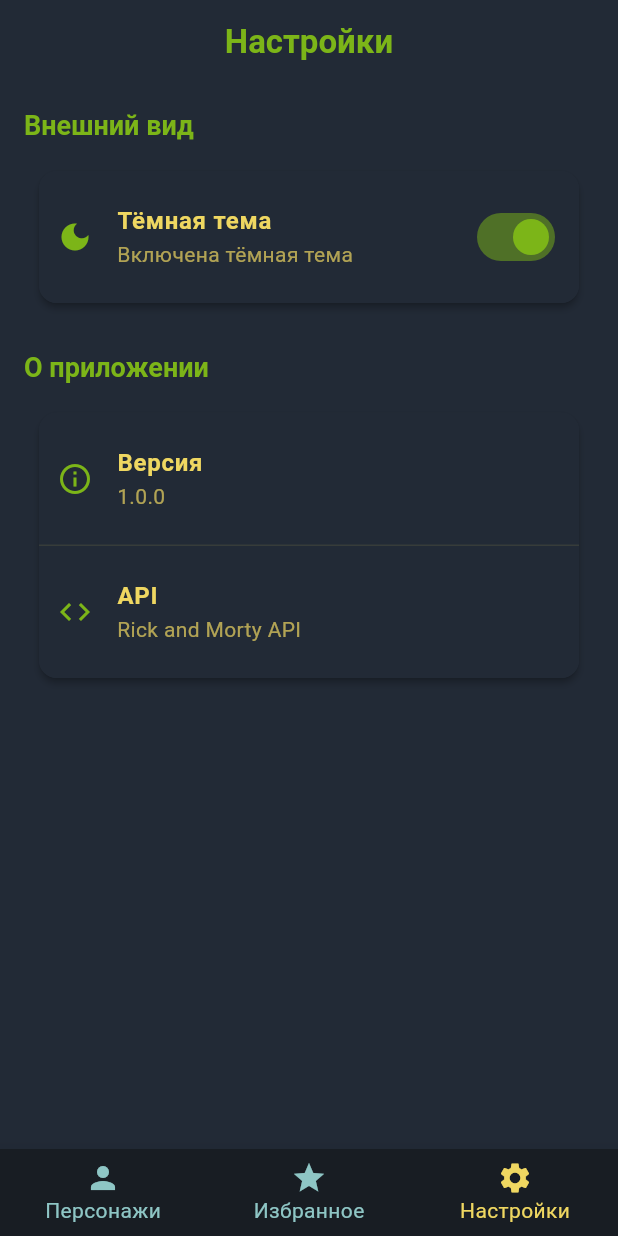
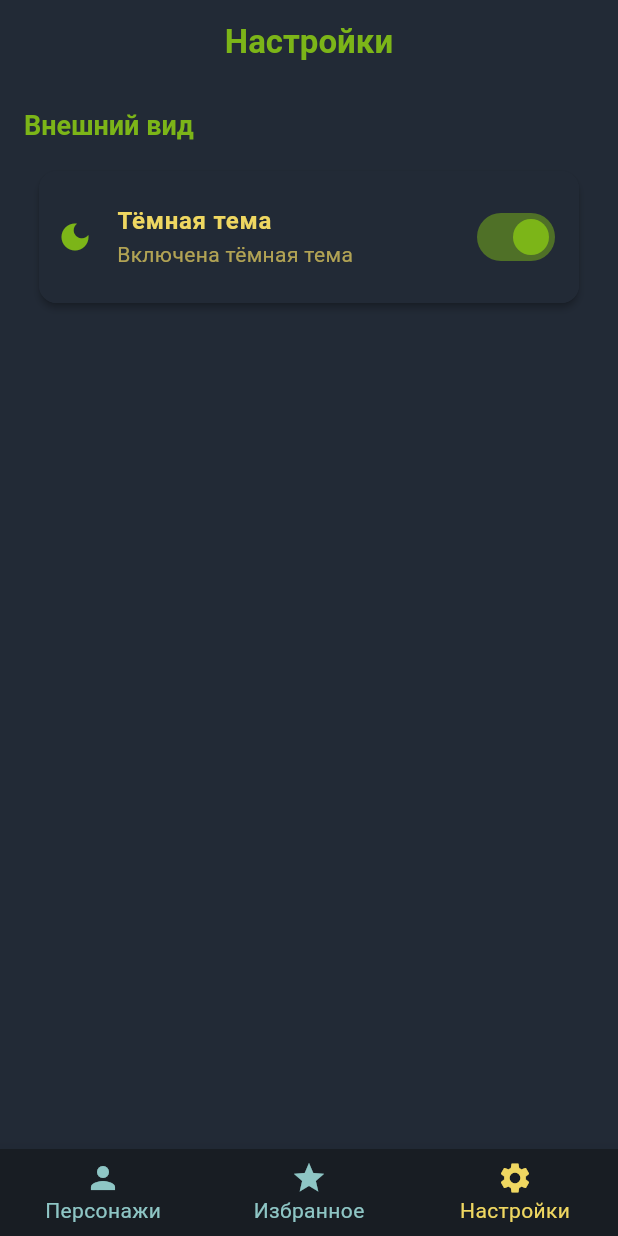
Before and after one commit to PPnGGn/rick_and_morty, a Flutter app: the SettingsPage screen opened by its route, after a tap on "Тёмная тема", on a phone screen of 412 x 824 dp. Run offline on Flutter 3.47's test engine with Material 3 defaults, Android fonts, the phone set to English and light mode, and no system bars; our stand-ins replace auto_route, dio, drift, flutter_bloc, freezed_annotation, get_it and 4 more; accounts and stored records are empty; generated files the repository leaves out were written again; network calls fail; Roboto replaces fonts that are missing (OpenSans).

Commit message:
little ui changes

```diff
--- a/lib/core/constants/app_constants.dart
+++ b/lib/core/constants/app_constants.dart
@@ -7,15 +7,6 @@ class AppConstants {
 
   /// Порог для начала загрузки следующей страницы (пиксели от конца списка)
   static const double loadMoreThreshold = 300.0;
-
-  /// Версия приложения
-  static const String appVersion = '1.0.0';
-
-  /// Название API
-  static const String apiName = 'Rick and Morty API';
-
-  /// Время кеша в часах
-  static const int cacheValidityHours = 24;
 }
 
 /// Ключи для SharedPreferences
@@ -34,12 +25,11 @@ class ThemeValues {
   static const String light = 'light';
 }
 
-/// Строки приложения (локализация)
+/// Строки приложения
 class AppStrings {
   AppStrings._();
 
   // Общие
-  static const String appName = 'Rick & Morty';
   static const String loading = 'Загрузка...';
   static const String error = 'Ошибка';
   static const String retry = 'Повторить';
--- a/lib/main.dart
+++ b/lib/main.dart
@@ -25,7 +25,6 @@ class RickAndMortyApp extends StatelessWidget {
         builder: (context, state) {
           return state.maybeWhen(
             loaded: (isDark) => MaterialApp.router(
-              title: AppStrings.appName,
               routerConfig: router.config(),
               theme: appLightTheme,
               darkTheme: appDarkTheme,
@@ -33,7 +32,6 @@ class RickAndMortyApp extends StatelessWidget {
               debugShowCheckedModeBanner: false,
             ),
             orElse: () => MaterialApp.router(
-              title: AppStrings.appName,
               routerConfig: router.config(),
               theme: appLightTheme,
               darkTheme: appDarkTheme,
--- a/lib/ui/characters/characters_page.dart
+++ b/lib/ui/characters/characters_page.dart
@@ -68,7 +68,7 @@ class _CharactersPageState extends State<CharactersPage>
       child: Scaffold(
         backgroundColor: theme.colorScheme.surface,
         appBar: AppBar(
-          title: Text(AppStrings.appName, style: theme.textTheme.titleLarge),
+          title: Text(AppStrings.characters, style: theme.textTheme.titleLarge),
           backgroundColor: theme.colorScheme.surface,
           foregroundColor: theme.colorScheme.primary,
           elevation: 0.5,
--- a/lib/ui/settings/cubit/settings_cubit.dart
+++ b/lib/ui/settings/cubit/settings_cubit.dart
@@ -27,11 +27,16 @@ class SettingsCubit extends Cubit<SettingsState> {
 
   /// Изменить тему приложения
   Future<void> changeTheme(bool isDark) async {
+    // Сначала обновляем UI
+    emit(SettingsState.loaded(isDark: isDark));
+
     try {
+      // Потом сохраняем в background
       await _repository.setThemeMode(isDark);
-      emit(SettingsState.loaded(isDark: isDark));
     } catch (e, stackTrace) {
       AppLogger.error('Ошибка изменения темы', e, stackTrace);
+      // Возвращаем предыдущее состояние при ошибке
+      emit(SettingsState.loaded(isDark: !isDark));
     }
   }
 }
--- a/lib/ui/settings/settings_page.dart
+++ b/lib/ui/settings/settings_page.dart
@@ -49,73 +49,24 @@ class SettingsPage extends StatelessWidget {
                       style: theme.textTheme.bodyLarge,
                     ),
                     subtitle: Text(
-                      isDark ? AppStrings.darkThemeEnabled : AppStrings.lightThemeEnabled,
+                      isDark
+                          ? AppStrings.darkThemeEnabled
+                          : AppStrings.lightThemeEnabled,
                       style: theme.textTheme.bodyMedium?.copyWith(
-                        color: theme.colorScheme.onSurface.withOpacity(0.7),
+                        color: theme.colorScheme.onSurface.withValues(
+                          alpha: 0.7,
+                        ),
                       ),
                     ),
                     value: isDark,
                     onChanged: (value) {
                       context.read<SettingsCubit>().changeTheme(value);
                     },
-                    activeColor: theme.colorScheme.primary,
+                    activeThumbColor: theme.colorScheme.primary,
                     secondary: Icon(
                       isDark ? Icons.dark_mode : Icons.light_mode,
                       color: theme.colorScheme.primary,
                     ),
-                  ),
-                ),
-
-                const SizedBox(height: 24),
-
-                // Секция "О приложении"
-                Text(
-                  AppStrings.about,
-                  style: theme.textTheme.titleLarge?.copyWith(
-                    fontSize: 18,
-                    fontWeight: FontWeight.bold,
-                  ),
-                ),
-                const SizedBox(height: 12),
-
-                Card(
-                  elevation: 2,
-                  shape: RoundedRectangleBorder(
-                    borderRadius: BorderRadius.circular(12),
-                  ),
-                  child: Column(
-                    children: [
-                      ListTile(
-                        leading: Icon(
-                          Icons.info_outline,
-                          color: theme.colorScheme.primary,
-                        ),
-                        title: Text(AppStrings.version, style: theme.textTheme.bodyLarge),
-                        subtitle: Text(
-                          AppConstants.appVersion,
-                          style: theme.textTheme.bodyMedium?.copyWith(
-                            color: theme.colorScheme.onSurface.withOpacity(0.7),
-                          ),
-                        ),
-                      ),
-                      Divider(
-                        height: 1,
-                        color: theme.colorScheme.onSurface.withOpacity(0.1),
-                      ),
-                      ListTile(
-                        leading: Icon(
-                          Icons.code,
-                          color: theme.colorScheme.primary,
-                        ),
-                        title: Text(AppStrings.api, style: theme.textTheme.bodyLarge),
-                        subtitle: Text(
-                          AppConstants.apiName,
-                          style: theme.textTheme.bodyMedium?.copyWith(
-                            color: theme.colorScheme.onSurface.withOpacity(0.7),
-                          ),
-                        ),
-                      ),
-                    ],
                   ),
                 ),
               ],
```
Also changed, not shown: lib/data/datasources/settings/settings_local_datasource.dart (+9 -1 lines), lib/ui/widgets/character_card.dart (+22 -16 lines).
